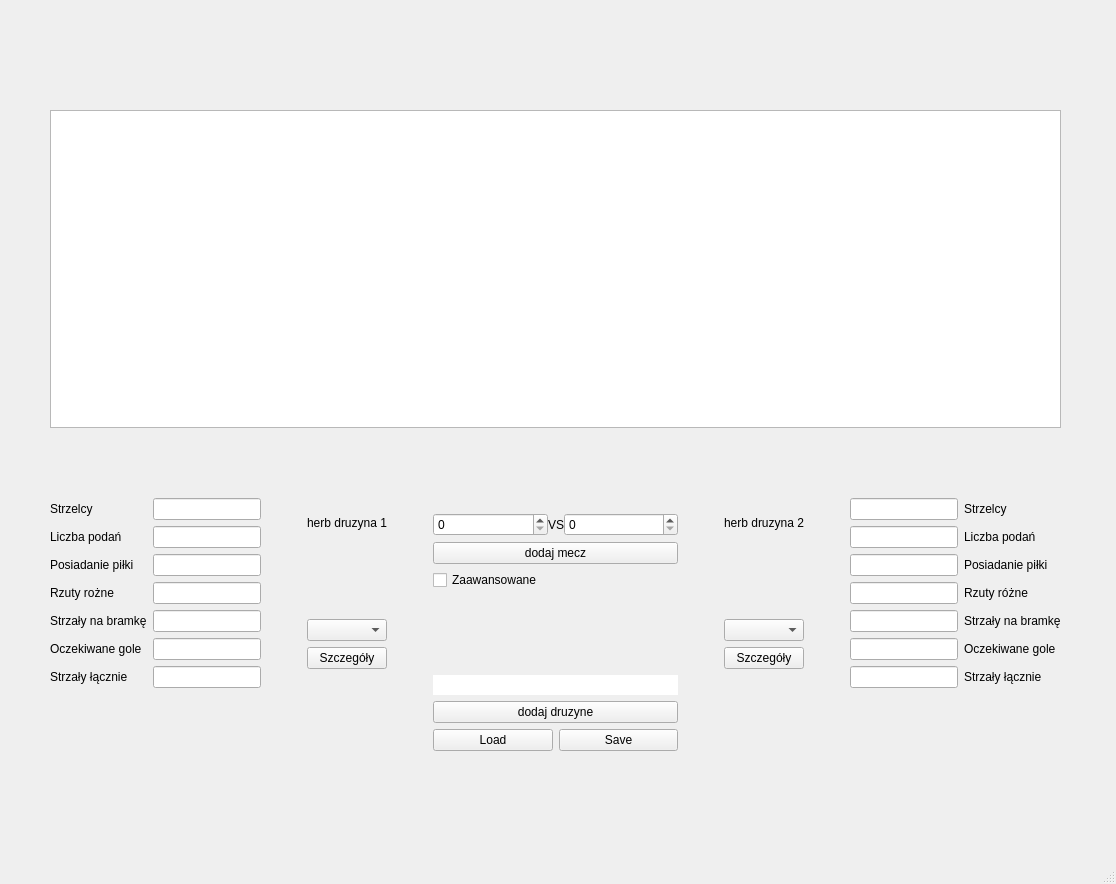
First picture: the form in mainwindow.ui, repository Kperp8/tournament-tracker-PL, before the edit.
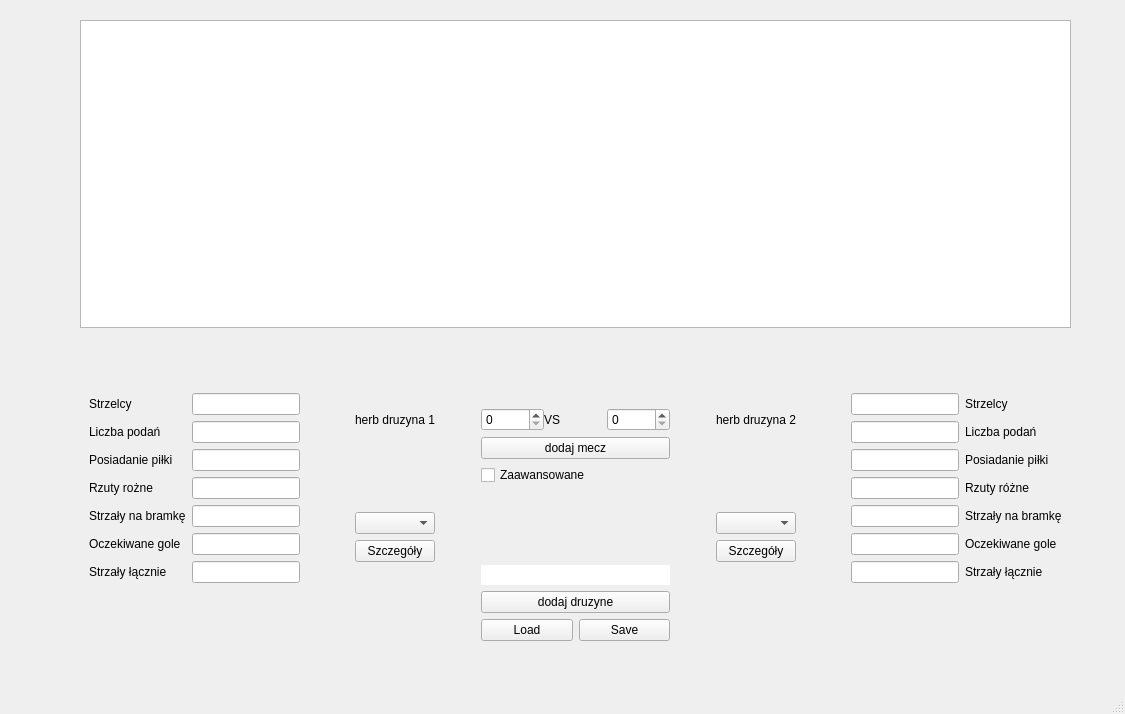
Second picture: the form after the edit.

Commit message: dodana klasa pochodna -> ui -> opcje zaawansowane, nie narusza architektury models

```diff
--- a/mainwindow.ui
+++ b/mainwindow.ui
@@ -6,8 +6,8 @@
    <rect>
     <x>0</x>
     <y>0</y>
-    <width>1116</width>
-    <height>884</height>
+    <width>1125</width>
+    <height>714</height>
    </rect>
   </property>
   <property name="windowTitle">
@@ -17,10 +17,10 @@
    <widget class="QWidget" name="verticalLayoutWidget">
     <property name="geometry">
      <rect>
-      <x>50</x>
-      <y>110</y>
-      <width>1011</width>
-      <height>641</height>
+      <x>80</x>
+      <y>20</y>
+      <width>991</width>
+      <height>621</height>
      </rect>
     </property>
     <layout class="QVBoxLayout" name="verticalLayout">
@@ -30,6 +30,7 @@
      <item>
       <layout class="QHBoxLayout" name="horizontalLayout_2" stretch="0,0,0,0,1,0,0,0,0">
        <item>
+        <widget class="QWidget" name="formWidget_A" native="true">
         <layout class="QFormLayout" name="formLayout">
          <item row="2" column="1">
           <widget class="QLineEdit" name="lineEdit"/>
@@ -128,6 +129,7 @@
           </spacer>
          </item>
         </layout>
+        </widget>
        </item>
        <item>
         <spacer name="horizontalSpacer_2">
@@ -162,6 +164,9 @@
            <property name="text">
             <string>herb druzyna 1</string>
            </property>
+           <property name="textFormat">
+            <enum>Qt::TextFormat::AutoText</enum>
+           </property>
           </widget>
          </item>
          <item>
@@ -231,7 +236,7 @@
           </spacer>
          </item>
          <item>
-          <layout class="QHBoxLayout" name="horizontalLayout" stretch="1,0,1">
+          <layout class="QHBoxLayout" name="horizontalLayout" stretch="0,0,0">
            <property name="spacing">
             <number>0</number>
            </property>
@@ -242,7 +247,7 @@
             <number>0</number>
            </property>
            <item>
-            <widget class="QSpinBox" name="spinBox_B"/>
+            <widget class="QSpinBox" name="spinBox_A"/>
            </item>
            <item>
             <widget class="QLabel" name="label">
@@ -252,7 +257,7 @@
             </widget>
            </item>
            <item>
-            <widget class="QSpinBox" name="spinBox_A"/>
+            <widget class="QSpinBox" name="spinBox_B"/>
            </item>
           </layout>
          </item>
@@ -422,6 +427,7 @@
         </spacer>
        </item>
        <item>
+        <widget class="QWidget" name="formWidget_B" native="true">
         <layout class="QFormLayout" name="formLayout_2">
          <item row="0" column="1">
           <spacer name="verticalSpacer_5">
@@ -520,6 +526,7 @@
           </widget>
          </item>
         </layout>
+        </widget>
        </item>
       </layout>
      </item>
```
Left out of the diff: 34 changed lines with no effect on the pictures. Lines whose indentation alone changed are shown as unchanged. The commit also changes 7 other files.
